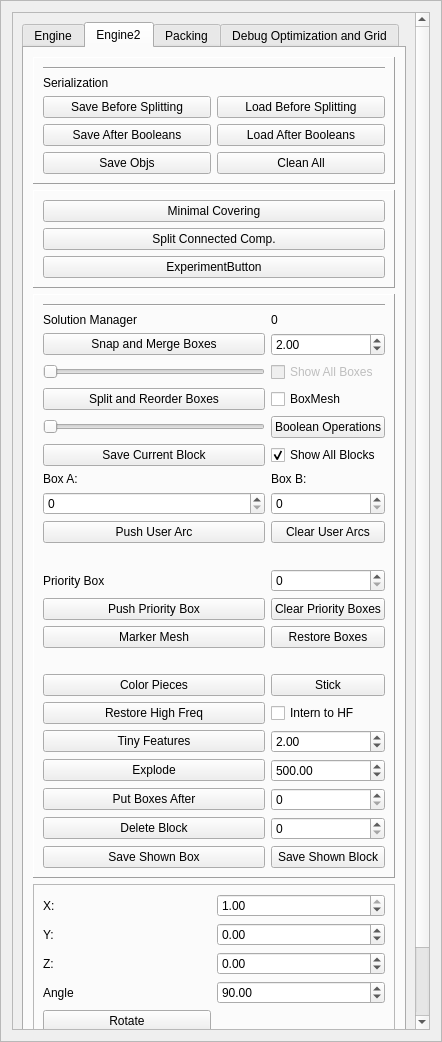
Above: GUI/managers/enginemanager.ui from alemuntoni/HeightFieldDecomposition before the change. Below: the same form after it.
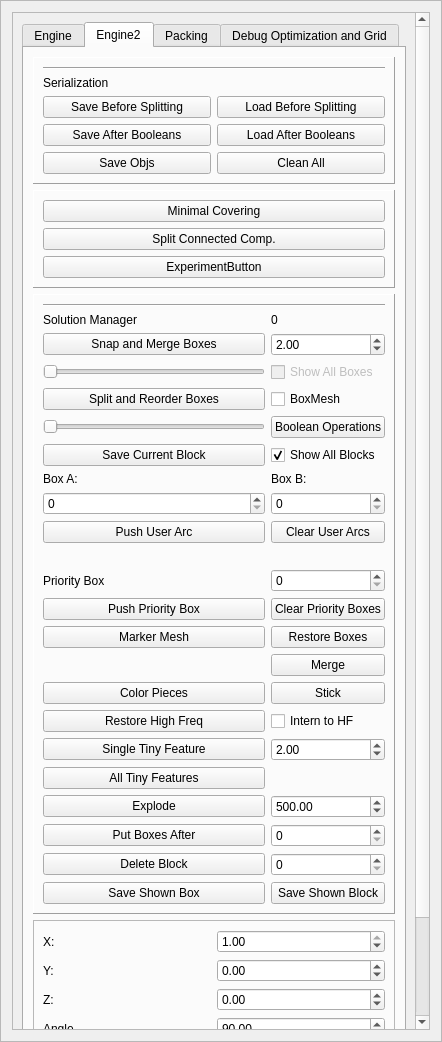
That is the form after the change.

Commit message: authomatic tiny features detection

What changed in the file:
```diff
--- a/GUI/managers/enginemanager.ui
+++ b/GUI/managers/enginemanager.ui
@@ -64,7 +64,7 @@
         <x>0</x>
         <y>0</y>
         <width>420</width>
-        <height>1199</height>
+        <height>1238</height>
        </rect>
       </property>
       <property name="sizePolicy">
@@ -815,7 +815,7 @@
                 </property>
                </widget>
               </item>
-              <item row="26" column="1">
+              <item row="27" column="1">
                <widget class="QDoubleSpinBox" name="explodeSpinBox">
                 <property name="minimum">
                  <double>-1000.000000000000000</double>
@@ -828,7 +828,7 @@
                 </property>
                </widget>
               </item>
-              <item row="27" column="0">
+              <item row="28" column="0">
                <widget class="QPushButton" name="putBoxesAfterPushButton">
                 <property name="text">
                  <string>Put Boxes After</string>
@@ -838,7 +838,7 @@
               <item row="15" column="1">
                <widget class="QSpinBox" name="prioritySpinBox"/>
               </item>
-              <item row="27" column="1">
+              <item row="28" column="1">
                <widget class="QSpinBox" name="coveredTrianglesSpinBox">
                 <property name="maximum">
                  <number>100</number>
@@ -927,7 +927,10 @@
                 </property>
                </widget>
               </item>
-              <item row="26" column="0">
+              <item row="11" column="1">
+               <widget class="QSpinBox" name="boxBSpinBox"/>
+              </item>
+              <item row="27" column="0">
                <widget class="QPushButton" name="explodePushButton">
                 <property name="text">
                  <string>Explode</string>
@@ -941,9 +944,6 @@
                 </property>
                </widget>
               </item>
-              <item row="11" column="1">
-               <widget class="QSpinBox" name="boxBSpinBox"/>
-              </item>
               <item row="6" column="1">
                <widget class="QCheckBox" name="drawBoxMeshCheckBox">
                 <property name="text">
@@ -965,6 +965,9 @@
                 </property>
                </widget>
               </item>
+              <item row="29" column="1">
+               <widget class="QSpinBox" name="deleteBlockSpinBox"/>
+              </item>
               <item row="18" column="0">
                <widget class="QLabel" name="listLabel">
                 <property name="text">
@@ -979,9 +982,6 @@
                 </property>
                </widget>
               </item>
-              <item row="28" column="1">
-               <widget class="QSpinBox" name="deleteBlockSpinBox"/>
-              </item>
               <item row="14" column="0" colspan="2">
                <widget class="QLabel" name="userArcsLabel">
                 <property name="text">
@@ -1010,7 +1010,7 @@
                 </property>
                </widget>
               </item>
-              <item row="28" column="0">
+              <item row="29" column="0">
                <widget class="QPushButton" name="deleteBlockPushButton">
                 <property name="text">
                  <string>Delete Block</string>
@@ -1020,18 +1020,18 @@
               <item row="25" column="0">
                <widget class="QPushButton" name="sdfPushButton">
                 <property name="text">
-                 <string>Tiny Features</string>
+                 <string>Single Tiny Feature</string>
                 </property>
                </widget>
               </item>
-              <item row="30" column="0">
+              <item row="31" column="0">
                <widget class="QPushButton" name="saveShownBoxPushButton">
                 <property name="text">
                  <string>Save Shown Box</string>
                 </property>
                </widget>
               </item>
-              <item row="30" column="1">
+              <item row="31" column="1">
                <widget class="QPushButton" name="saveShownBlockPushButton">
                 <property name="text">
                  <string>Save Shown Block</string>
@@ -1087,6 +1087,20 @@
                 </property>
                </widget>
               </item>
+              <item row="26" column="0">
+               <widget class="QPushButton" name="tinyFeaturesPushButton">
+                <property name="text">
+                 <string>All Tiny Features</string>
+                </property>
+               </widget>
+              </item>
+              <item row="18" column="1">
+               <widget class="QPushButton" name="mergePushButton">
+                <property name="text">
+                 <string>Merge</string>
+                </property>
+               </widget>
+              </item>
              </layout>
              <zorder>subtractPushButton</zorder>
              <zorder>pushPriorityBoxButton</zorder>
@@ -1129,6 +1143,8 @@
              <zorder>colorPiecesPushButton</zorder>
              <zorder>stickPushButton</zorder>
              <zorder>thresholdTinyFeaturesSpinBox</zorder>
+             <zorder>tinyFeaturesPushButton</zorder>
+             <zorder>mergePushButton</zorder>
             </widget>
            </item>
            <item>
@@ -1156,7 +1172,7 @@
                  <double>1.000000000000000</double>
                 </property>
                 <property name="singleStep">
-                 <double>0.200000000000000</double>
+                 <double>1.000000000000000</double>
                 </property>
                 <property name="value">
                  <double>1.000000000000000</double>
@@ -1186,7 +1202,7 @@
                  <double>1.000000000000000</double>
                 </property>
                 <property name="singleStep">
-                 <double>0.200000000000000</double>
+                 <double>1.000000000000000</double>
                 </property>
                </widget>
               </item>
@@ -1199,7 +1215,7 @@
                  <double>1.000000000000000</double>
                 </property>
                 <property name="singleStep">
-                 <double>0.200000000000000</double>
+                 <double>100000.000000000000000</double>
                 </property>
                </widget>
               </item>
```
The commit also changes 7 other files.
